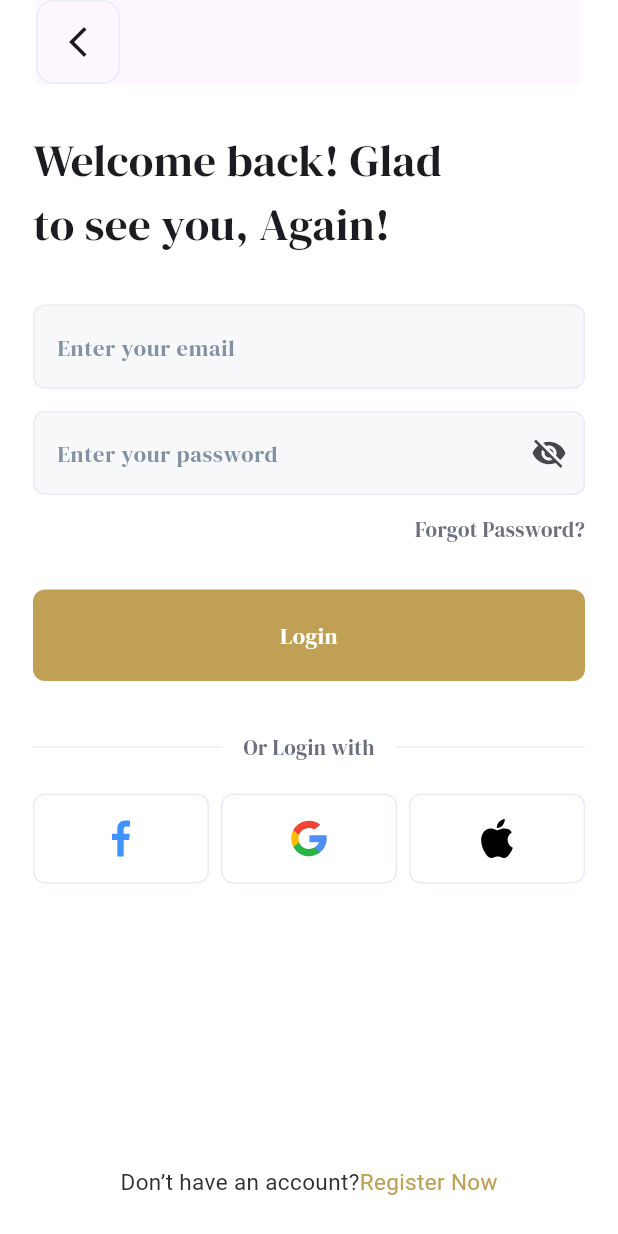
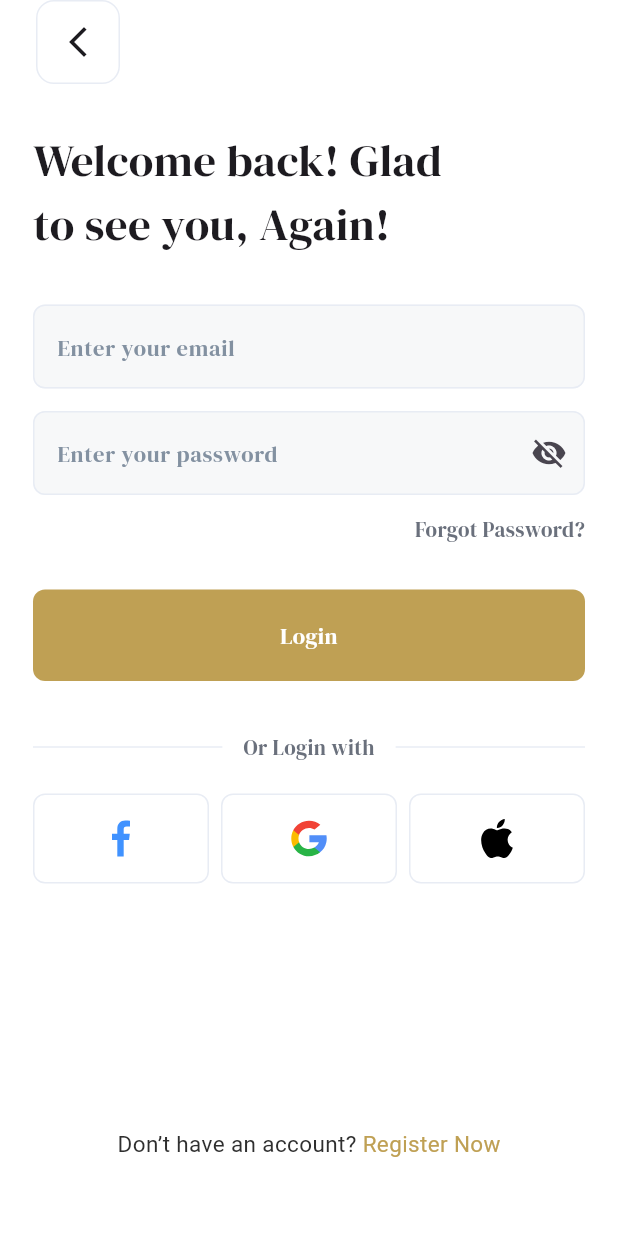
Before and after one commit to AmrReda92/bookia_app, a Flutter app: the screen it shows after launch, after a tap on "Login", on a phone screen of 412 x 824 dp. Run offline on Flutter 3.47's test engine with Material 3 defaults, Android fonts, the phone set to English and light mode, and no system bars; our stand-ins replace flutter_svg.

```diff
--- a/lib/core/widget/custom_app_bar.dart
+++ b/lib/core/widget/custom_app_bar.dart
@@ -10,6 +10,7 @@ class CustomAppBar extends StatelessWidget implements PreferredSizeWidget {
     return Padding(
       padding: const EdgeInsets.symmetric(horizontal: 24),
       child: AppBar(
+      backgroundColor: Colors.white,
         leading: InkWell(
           onTap: (){
             Navigator.pop(context);
--- a/lib/feature/auth/presentation/ui/login/login_screen.dart
+++ b/lib/feature/auth/presentation/ui/login/login_screen.dart
@@ -14,6 +14,7 @@ class LoginScreen extends StatelessWidget  {
      appBar: CustomAppBar(),
       body: Padding(
         padding: const EdgeInsets.symmetric(horizontal: 22),
+        child: SingleChildScrollView(
           child: Column(
             crossAxisAlignment: CrossAxisAlignment.start,
             children: [
@@ -68,7 +69,7 @@ class LoginScreen extends StatelessWidget  {
                   CustomSvgIcon(svgIcon: "assets/icons/cib_apple.svg"),
                 ],
               ),
-            Spacer(),
+              SizedBox(height: 163,),
               Center(
                 child: Text.rich(
                     TextSpan(
@@ -77,7 +78,7 @@ class LoginScreen extends StatelessWidget  {
                       fontSize: 15,
                       color: AppColor.darkBlack
                     )),
-                  TextSpan(text: "Register Now",style: TextStyle(
+                    TextSpan(text: " Register Now",style: TextStyle(
                       fontSize: 15,
                       color: AppColor.primary
                     )),
@@ -85,8 +86,8 @@ class LoginScreen extends StatelessWidget  {
                 )
                 ),
               ),
-            SizedBox(height: 26,)
             ],
+          ),
         ),
       ),
     );
--- a/lib/feature/welcome/presentation/ui/welcome_screen.dart
+++ b/lib/feature/welcome/presentation/ui/welcome_screen.dart
@@ -1,6 +1,7 @@
 import 'package:bookia_application/core/theme/app_color.dart';
 import 'package:bookia_application/core/widget/custom_button.dart';
 import 'package:bookia_application/feature/auth/presentation/ui/login/login_screen.dart';
+import 'package:bookia_application/feature/auth/presentation/ui/register/register_screen.dart';
 import 'package:flutter/material.dart';
 
 class WelcomeScreen extends StatelessWidget {
@@ -32,7 +33,9 @@ class WelcomeScreen extends StatelessWidget {
                 Navigator.push(context, MaterialPageRoute(builder: (context)=>LoginScreen()));
               },),
               SizedBox(height: 15,),
-              CustomButton(title: "Register",backgroundColor: Colors.white,),
+              CustomButton(title: "Register",backgroundColor: Colors.white,onTap: (){
+                Navigator.push(context, MaterialPageRoute(builder: (context)=>RegisterScreen()));
+              },),
               SizedBox(height: 94,)
             ],
           ),
```
Also changed, not shown: lib/feature/auth/presentation/ui/register/register_screen.dart (+60 -0 lines). Lines whose indentation alone changed are shown as unchanged.
